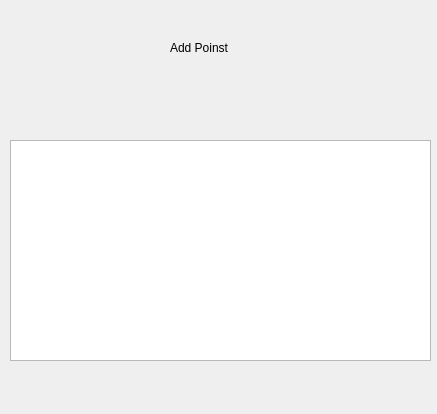
Qt form pointsView.ui (lerchi0/RobotPathWorkbench) before a commit.
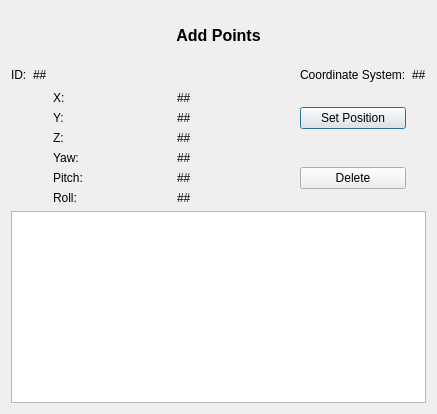
The same form after that commit.

Commit message: update points display

Patch:
```diff
--- a/pointsView.ui
+++ b/pointsView.ui
@@ -19,41 +19,218 @@
   <property name="windowTitle">
    <string>Dialog</string>
   </property>
-  <widget class="QWidget" name="verticalLayoutWidget">
-   <property name="geometry">
-    <rect>
-     <x>10</x>
-     <y>140</y>
-     <width>421</width>
-     <height>221</height>
-    </rect>
-   </property>
-   <layout class="QVBoxLayout" name="verticalLayout">
-    <item>
-     <widget class="QListWidget" name="listWidget">
-      <property name="sizePolicy">
-       <sizepolicy hsizetype="Minimum" vsizetype="Minimum">
-        <horstretch>0</horstretch>
-        <verstretch>0</verstretch>
-       </sizepolicy>
-      </property>
-     </widget>
-    </item>
-   </layout>
-  </widget>
-  <widget class="QLabel" name="label">
-   <property name="geometry">
-    <rect>
-     <x>170</x>
-     <y>40</y>
-     <width>121</width>
-     <height>16</height>
-    </rect>
-   </property>
-   <property name="text">
-    <string>Add Poinst</string>
-   </property>
-  </widget>
+  <layout class="QGridLayout" name="gridLayout">
+   <item row="1" column="0">
+    <layout class="QVBoxLayout" name="verticalLayout">
+     <item>
+      <widget class="QLabel" name="label">
+       <property name="font">
+        <font>
+         <pointsize>12</pointsize>
+         <weight>75</weight>
+         <bold>true</bold>
+        </font>
+       </property>
+       <property name="text">
+        <string>Add Points</string>
+       </property>
+       <property name="alignment">
+        <set>Qt::AlignCenter</set>
+       </property>
+      </widget>
+     </item>
+     <item>
+      <layout class="QGridLayout" name="gridLayout_2">
+       <item row="1" column="2">
+        <widget class="QLabel" name="Box_Point_ID">
+         <property name="text">
+          <string>##</string>
+         </property>
+        </widget>
+       </item>
+       <item row="1" column="1">
+        <widget class="QLabel" name="label_2">
+         <property name="text">
+          <string>ID:</string>
+         </property>
+        </widget>
+       </item>
+       <item row="1" column="4">
+        <widget class="QLabel" name="label_3">
+         <property name="text">
+          <string>Coordinate System:</string>
+         </property>
+        </widget>
+       </item>
+       <item row="1" column="3">
+        <spacer name="horizontalSpacer">
+         <property name="orientation">
+          <enum>Qt::Horizontal</enum>
+         </property>
+         <property name="sizeHint" stdset="0">
+          <size>
+           <width>40</width>
+           <height>20</height>
+          </size>
+         </property>
+        </spacer>
+       </item>
+       <item row="1" column="5">
+        <widget class="QLabel" name="Box_Point_CS">
+         <property name="text">
+          <string>##</string>
+         </property>
+        </widget>
+       </item>
+       <item row="2" column="3">
+        <layout class="QVBoxLayout" name="verticalLayout_2">
+         <item>
+          <layout class="QHBoxLayout" name="horizontalLayout">
+           <item>
+            <widget class="QLabel" name="label_4">
+             <property name="text">
+              <string>X:</string>
+             </property>
+            </widget>
+           </item>
+           <item>
+            <widget class="QLabel" name="Box_Point_X">
+             <property name="text">
+              <string>##</string>
+             </property>
+            </widget>
+           </item>
+          </layout>
+         </item>
+         <item>
+          <layout class="QHBoxLayout" name="horizontalLayout_3">
+           <item>
+            <widget class="QLabel" name="label_5">
+             <property name="text">
+              <string>Y:</string>
+             </property>
+            </widget>
+           </item>
+           <item>
+            <widget class="QLabel" name="Box_Point_Y">
+             <property name="text">
+              <string>##</string>
+             </property>
+            </widget>
+           </item>
+          </layout>
+         </item>
+         <item>
+          <layout class="QHBoxLayout" name="horizontalLayout_2">
+           <item>
+            <widget class="QLabel" name="label_7">
+             <property name="text">
+              <string>Z:</string>
+             </property>
+            </widget>
+           </item>
+           <item>
+            <widget class="QLabel" name="Box_Point_Z">
+             <property name="text">
+              <string>##</string>
+             </property>
+            </widget>
+           </item>
+          </layout>
+         </item>
+        </layout>
+       </item>
+       <item row="2" column="4">
+        <layout class="QVBoxLayout" name="verticalLayout_3">
+         <item>
+          <widget class="QPushButton" name="Button_SetPos">
+           <property name="text">
+            <string>Set Position</string>
+           </property>
+          </widget>
+         </item>
+        </layout>
+       </item>
+       <item row="3" column="3">
+        <layout class="QVBoxLayout" name="verticalLayout_4">
+         <item>
+          <layout class="QHBoxLayout" name="horizontalLayout_4">
+           <item>
+            <widget class="QLabel" name="label_6">
+             <property name="text">
+              <string>Yaw:</string>
+             </property>
+            </widget>
+           </item>
+           <item>
+            <widget class="QLabel" name="Box_Point_Yaw">
+             <property name="text">
+              <string>##</string>
+             </property>
+            </widget>
+           </item>
+          </layout>
+         </item>
+         <item>
+          <layout class="QHBoxLayout" name="horizontalLayout_5">
+           <item>
+            <widget class="QLabel" name="label_9">
+             <property name="text">
+              <string>Pitch:</string>
+             </property>
+            </widget>
+           </item>
+           <item>
+            <widget class="QLabel" name="Box_Point_Pitch">
+             <property name="text">
+              <string>##</string>
+             </property>
+            </widget>
+           </item>
+          </layout>
+         </item>
+         <item>
+          <layout class="QHBoxLayout" name="horizontalLayout_6">
+           <item>
+            <widget class="QLabel" name="label_11">
+             <property name="text">
+              <string>Roll:</string>
+             </property>
+            </widget>
+           </item>
+           <item>
+            <widget class="QLabel" name="Box_Point_Roll">
+             <property name="text">
+              <string>##</string>
+             </property>
+            </widget>
+           </item>
+          </layout>
+         </item>
+        </layout>
+       </item>
+       <item row="3" column="4">
+        <widget class="QPushButton" name="Button_Del">
+         <property name="text">
+          <string>Delete</string>
+         </property>
+        </widget>
+       </item>
+      </layout>
+     </item>
+     <item>
+      <widget class="QListWidget" name="listWidget">
+       <property name="sizePolicy">
+        <sizepolicy hsizetype="Minimum" vsizetype="Minimum">
+         <horstretch>0</horstretch>
+         <verstretch>0</verstretch>
+        </sizepolicy>
+       </property>
+      </widget>
+     </item>
+    </layout>
+   </item>
+  </layout>
  </widget>
  <resources/>
  <connections/>
```
The commit also changes 4 other files.
